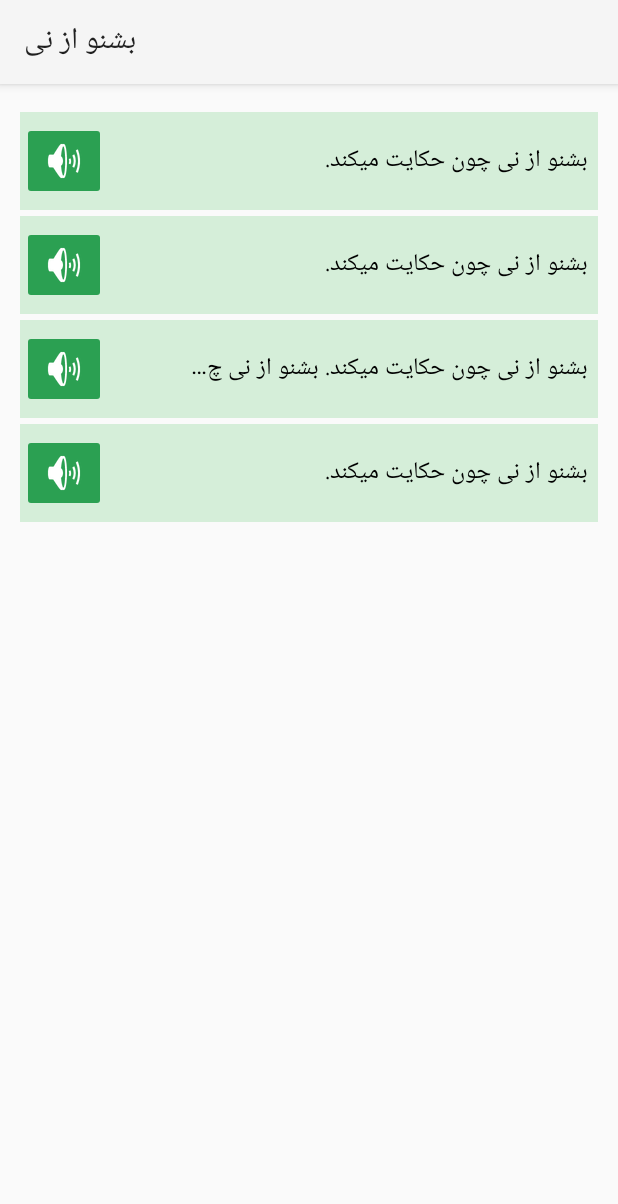
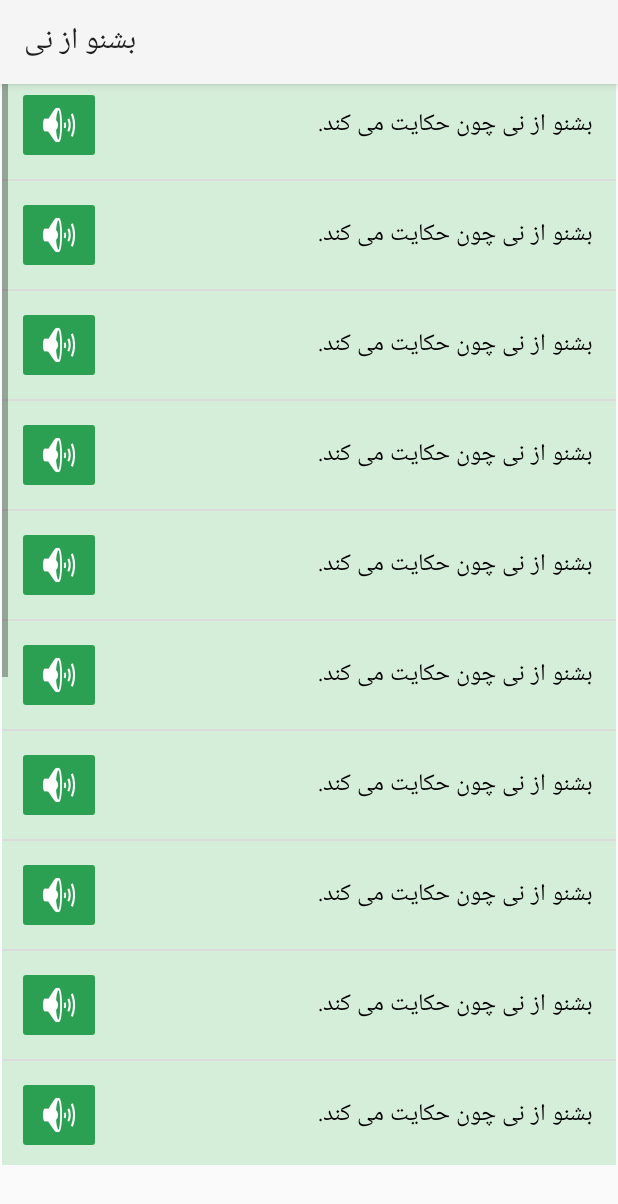
Before and after one commit to imhossyn/beshno-as-naiy, an Android app: the PoemsViewListFragment screen opened through its navigation route, on a phone screen of 412 x 824 dp. Shown: the top 1204 px of the screen. Run offline under Robolectric (Android 15) with nearby library versions, the phone set to English and light mode, and no system bars.

Commit message:
change recycle view to list view

```diff
--- /dev/null
+++ b/app/src/main/java/com/fateh/beshno_as_naiy/PoemListViewAdapter.java
@@ -0,0 +1,49 @@
+package com.fateh.beshno_as_naiy;
+
+import android.content.Context;
+import android.media.Image;
+import android.view.LayoutInflater;
+import android.view.View;
+import android.view.ViewGroup;
+import android.widget.ArrayAdapter;
+import android.widget.BaseAdapter;
+import android.widget.ImageView;
+import android.widget.TextView;
+
+import com.fateh.beshno_as_naiy.PoemModel;
+
+import java.util.ArrayList;
+import java.util.zip.Inflater;
+
+public class PoemListViewAdapter extends ArrayAdapter<PoemModel> {
+
+    // invoke the suitable constructor of the ArrayAdapter class
+    public PoemListViewAdapter(Context context, ArrayList<PoemModel> arrayList) {
+
+        // pass the context and arrayList for the super
+        // constructor of the ArrayAdapter class
+        super(context, 0, arrayList);
+    }
+
+    @Override
+    public View getView(int position, View convertView, ViewGroup parent) {
+
+        // convertView which is recyclable view
+        View currentItemView = convertView;
+
+        // of the recyclable view is null then inflate the custom layout for the same
+        if (currentItemView == null) {
+            currentItemView = LayoutInflater.from(getContext()).inflate(R.layout.poem_item, parent, false);
+        }
+
+        // get the position of the view from the ArrayAdapter
+        PoemModel currentPoemPosition = getItem(position);
+
+        // then according to the position of the view assign the desired TextView 1 for the same
+        TextView textView1 = currentItemView.findViewById(R.id.poem_title);
+        textView1.setText(currentPoemPosition.getPoem_title());
+
+        // then return the recyclable view
+        return currentItemView;
+    }
+}
--- a/app/src/main/java/com/fateh/beshno_as_naiy/PoemModel.java
+++ b/app/src/main/java/com/fateh/beshno_as_naiy/PoemModel.java
@@ -3,29 +3,44 @@ package com.fateh.beshno_as_naiy;
 public class PoemModel {
     private int db_id;
     private int class_number;
-    private String name;
+    private String poem_title;
+
+    private String poem_txt;
     private String voice_url;
 
     public PoemModel() {
     }
 
-    public PoemModel(int db_id, int class_number, String name, String voice_url){
+    public PoemModel(String title){
+        this.poem_title = title;
+    }
+
+    public PoemModel(int db_id, int class_number, String title, String voice_url, String poem_txt) {
         this.db_id = db_id;
         this.class_number = class_number;
-        this.name = name;
+        this.poem_title = title;
+        this.poem_txt = poem_txt;
         this.voice_url = voice_url;
+    }
+
+    public String getPoem_txt() {
+        return poem_txt;
     }
 
     public int getDb_id() {
         return db_id;
     }
 
+    public void setPoem_txt(String poem_txt) {
+        this.poem_txt = poem_txt;
+    }
+
     public int getClass_number() {
         return class_number;
     }
 
-    public String getName() {
-        return name;
+    public String getPoem_title() {
+        return poem_title;
     }
 
     public String getVoice_url() {
@@ -40,8 +55,8 @@ public class PoemModel {
         this.class_number = class_number;
     }
 
-    public void setName(String name) {
-        this.name = name;
+    public void setPoem_title(String poem_title) {
+        this.poem_title = poem_title;
     }
 
     public void setVoice_url(String voice_url) {
@@ -50,11 +65,6 @@ public class PoemModel {
 
     @Override
     public String toString() {
-        return "PoemModel{" +
-                "db_id=" + db_id +
-                ", class_number=" + class_number +
-                ", name='" + name + '\'' +
-                ", voice_url='" + voice_url + '\'' +
-                '}';
+        return "PoemModel{" + "db_id=" + db_id + ", class_number=" + class_number + ", poem_title='" + poem_title + '\'' + ", poem_txt='" + poem_txt + '\'' + ", voice_url='" + voice_url + '\'' + '}';
     }
 }
--- a/app/src/main/java/com/fateh/beshno_as_naiy/PoemsViewListFragment.java
+++ b/app/src/main/java/com/fateh/beshno_as_naiy/PoemsViewListFragment.java
@@ -11,14 +11,15 @@ import androidx.recyclerview.widget.RecyclerView;
 import android.view.LayoutInflater;
 import android.view.View;
 import android.view.ViewGroup;
+import android.widget.ListView;
 
 import java.util.ArrayList;
 
 public class PoemsViewListFragment extends Fragment {
 
-    RecyclerView poemsRecycleView;
-    PoemRecycleViewAdapter recycleViewAdapter;
-    ArrayList<String> list_test = new ArrayList<>();
+    ListView poemListView;
+    PoemListViewAdapter poemListViewAdapter;
+    ArrayList<PoemModel>list_test;
 
     @Override
     public void onCreate(Bundle savedInstanceState) {
@@ -34,15 +35,32 @@ public class PoemsViewListFragment extends Fragment {
     @Override
     public void onViewCreated(@NonNull View view, @Nullable Bundle savedInstanceState) {
         super.onViewCreated(view, savedInstanceState);
-        poemsRecycleView = view.findViewById(R.id.poem_recycle_view);
 
-        list_test.add("بشنو از نی چون حکایت میکند.");
-        list_test.add("بشنو از نی چون حکایت میکند.");
-        list_test.add("بشنو از نی چون حکایت میکند. بشنو از نی چون حکایت میکند");
-        list_test.add("بشنو از نی چون حکایت میکند.");
-        recycleViewAdapter = new PoemRecycleViewAdapter(getContext(), list_test);
-        poemsRecycleView.setAdapter(recycleViewAdapter);
-        poemsRecycleView.setLayoutManager(new LinearLayoutManager(getContext()));
+        poemListView = view.findViewById(R.id.list_poems);
+
+        list_test = new ArrayList<PoemModel>();
+        list_test.add(new PoemModel("بشنو از نی چون حکایت می کند."));
+        list_test.add(new PoemModel("بشنو از نی چون حکایت می کند."));
+        list_test.add(new PoemModel("بشنو از نی چون حکایت می کند."));
+        list_test.add(new PoemModel("بشنو از نی چون حکایت می کند."));
+        list_test.add(new PoemModel("بشنو از نی چون حکایت می کند."));
+        list_test.add(new PoemModel("بشنو از نی چون حکایت می کند."));
+        list_test.add(new PoemModel("بشنو از نی چون حکایت می کند."));
+        list_test.add(new PoemModel("بشنو از نی چون حکایت می کند."));
+        list_test.add(new PoemModel("بشنو از نی چون حکایت می کند."));
+        list_test.add(new PoemModel("بشنو از نی چون حکایت می کند."));
+        list_test.add(new PoemModel("بشنو از نی چون حکایت می کند."));
+        list_test.add(new PoemModel("بشنو از نی چون حکایت می کند."));
+        list_test.add(new PoemModel("بشنو از نی چون حکایت می کند."));
+        list_test.add(new PoemModel("بشنو از نی چون حکایت می کند."));
+        list_test.add(new PoemModel("بشنو از نی چون حکایت می کند."));
+        list_test.add(new PoemModel("بشنو از نی چون حکایت می کند."));
+        list_test.add(new PoemModel("بشنو از نی چون حکایت می کند."));
+        list_test.add(new PoemModel("بشنو از نی چون حکایت می کند."));
+
+
+        poemListViewAdapter = new PoemListViewAdapter(getContext(), list_test);
+        poemListView.setAdapter(poemListViewAdapter);
 
     }
 }
--- a/app/src/main/res/layout/fragment_poems_view_list.xml
+++ b/app/src/main/res/layout/fragment_poems_view_list.xml
@@ -1,18 +1,16 @@
 <?xml version="1.0" encoding="utf-8"?>
 <androidx.constraintlayout.widget.ConstraintLayout xmlns:android="http://schemas.android.com/apk/res/android"
+    xmlns:app="http://schemas.android.com/apk/res-auto"
     xmlns:tools="http://schemas.android.com/tools"
     android:layout_width="match_parent"
     android:layout_height="match_parent"
     android:layoutDirection="rtl"
-    android:layout_marginTop="15dp"
+    android:scrollbars="horizontal"
+    app:layout_behavior="@string/appbar_scrolling_view_behavior"
     tools:context=".PoemsViewListFragment">
 
-
-    <androidx.recyclerview.widget.RecyclerView
-        android:id="@+id/poem_recycle_view"
+    <ListView
+        android:id="@+id/list_poems"
         android:layout_width="match_parent"
-        android:layout_height="match_parent"
-        android:padding="10dp"
-        tools:layout_editor_absoluteX="1dp"
-        tools:layout_editor_absoluteY="1dp" />
+        android:layout_height="match_parent" />
 </androidx.constraintlayout.widget.ConstraintLayout>
--- a/app/src/main/res/layout/poem_item.xml
+++ b/app/src/main/res/layout/poem_item.xml
@@ -1,19 +1,18 @@
 <?xml version="1.0" encoding="utf-8"?>
 <androidx.constraintlayout.widget.ConstraintLayout xmlns:android="http://schemas.android.com/apk/res/android"
     xmlns:app="http://schemas.android.com/apk/res-auto"
-    xmlns:tools="http://schemas.android.com/tools"
     android:layout_width="match_parent"
-    android:layout_height="65dp"
-    android:layout_margin="2dp"
+    android:layout_height="wrap_content"
     android:background="@color/green"
     android:layoutDirection="rtl"
-    android:padding="1dp">
+    android:orientation="vertical"
+    android:padding="10dp">
 
     <TextView
         android:id="@+id/poem_title"
         android:layout_width="265dp"
         android:layout_height="45dp"
-        android:layout_marginRight="5dp"
+        android:layout_marginEnd="5dp"
         android:ellipsize="end"
         android:gravity="center_vertical"
         android:layoutDirection="rtl"
```
